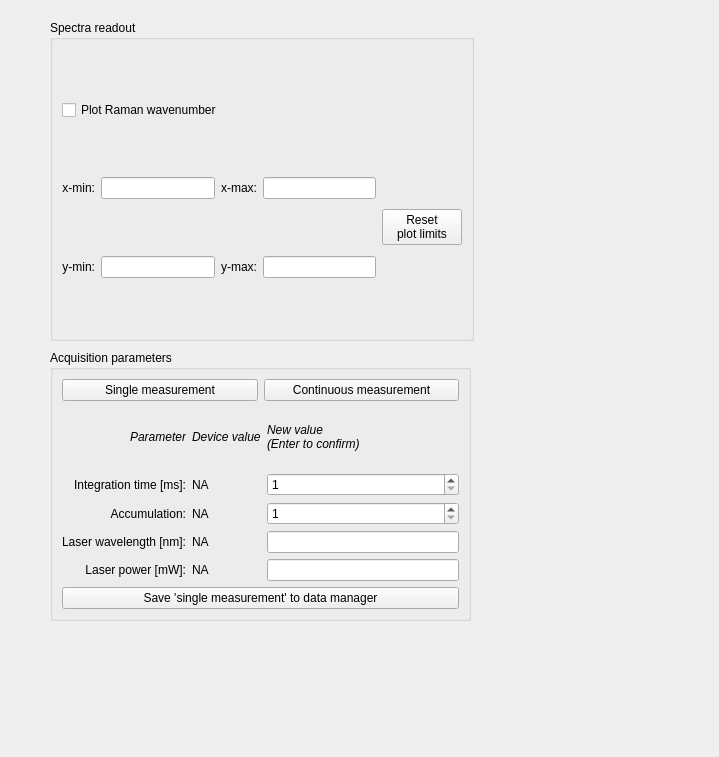
This is iris/resources/raman.ui in The-Thomas-Lab-UCL/orm-iris as Qt 5 draws it before an edit. The edited form follows.
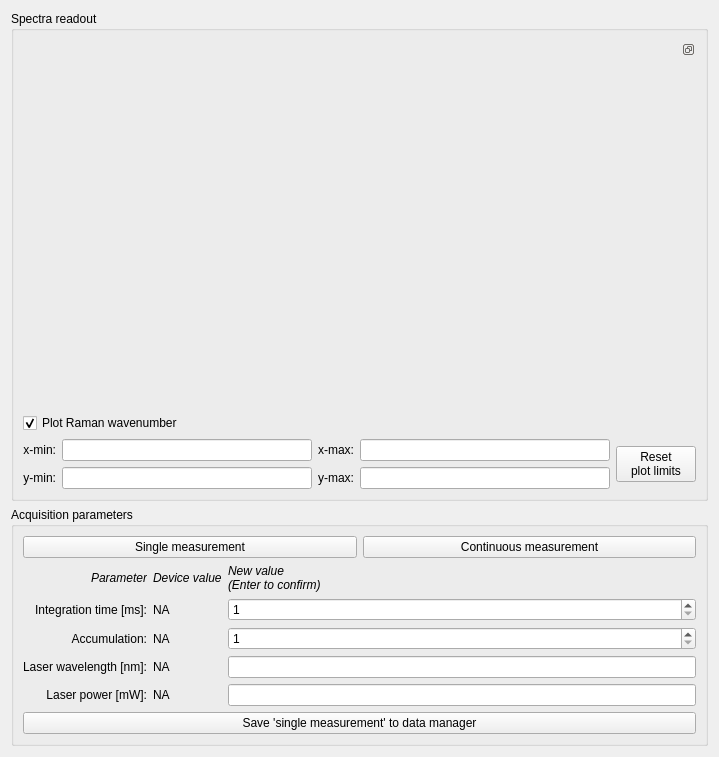
This is the edited form.

Commit message: Update: undockable Raman plotter

What changed in the file:
```diff
--- a/iris/resources/raman.ui
+++ b/iris/resources/raman.ui
@@ -13,31 +13,57 @@
   <property name="windowTitle">
    <string>Form</string>
   </property>
+  <layout class="QVBoxLayout" name="verticalLayout_2">
+   <item>
+    <layout class="QVBoxLayout" name="main_layout">
+     <item>
   <widget class="QGroupBox" name="groupBox_plt">
-   <property name="geometry">
-    <rect>
-     <x>50</x>
-     <y>20</y>
-     <width>424</width>
-     <height>321</height>
-    </rect>
-   </property>
    <property name="title">
     <string>Spectra readout</string>
    </property>
    <layout class="QGridLayout" name="gridLayout">
-    <item row="3" column="0">
-     <widget class="QLabel" name="label_3">
-      <property name="text">
-       <string>y-min:</string>
-      </property>
-      <property name="alignment">
-       <set>Qt::AlignmentFlag::AlignRight|Qt::AlignmentFlag::AlignTrailing|Qt::AlignmentFlag::AlignVCenter</set>
-      </property>
-     </widget>
-    </item>
     <item row="2" column="0">
+         <layout class="QVBoxLayout" name="verticalLayout">
+          <item>
+           <widget class="QDockWidget" name="dock_plot">
+            <property name="features">
+             <set>QDockWidget::DockWidgetFeature::DockWidgetFloatable|QDockWidget::DockWidgetFeature::DockWidgetMovable</set>
+            </property>
+            <property name="allowedAreas">
+             <set>Qt::DockWidgetArea::AllDockWidgetAreas</set>
+            </property>
+            <widget class="QWidget" name="dockWidgetContents_2">
+             <layout class="QVBoxLayout" name="verticalLayout_3">
+              <item>
+               <layout class="QVBoxLayout" name="lyt_plot"/>
+              </item>
+             </layout>
+            </widget>
+           </widget>
+          </item>
+          <item>
+           <widget class="QCheckBox" name="chk_ramanshift">
+            <property name="text">
+             <string>Plot Raman wavenumber</string>
+            </property>
+            <property name="checked">
+             <bool>true</bool>
+            </property>
+           </widget>
+          </item>
+          <item>
+           <layout class="QGridLayout" name="gridLayout_3">
+            <item row="1" column="3">
+             <widget class="QLineEdit" name="ent_plt_ymax"/>
+            </item>
+            <item row="0" column="0">
      <widget class="QLabel" name="label">
+              <property name="sizePolicy">
+               <sizepolicy hsizetype="Fixed" vsizetype="Fixed">
+                <horstretch>0</horstretch>
+                <verstretch>0</verstretch>
+               </sizepolicy>
+              </property>
       <property name="text">
        <string>x-min:</string>
       </property>
@@ -46,14 +72,46 @@
       </property>
      </widget>
     </item>
-    <item row="2" column="1">
-     <widget class="QLineEdit" name="ent_plt_xmin"/>
-    </item>
-    <item row="2" column="3">
+            <item row="1" column="1">
+             <widget class="QLineEdit" name="ent_plt_ymin"/>
+            </item>
+            <item row="0" column="3">
      <widget class="QLineEdit" name="ent_plt_xmax"/>
     </item>
-    <item row="2" column="2">
+            <item row="1" column="0">
+             <widget class="QLabel" name="label_3">
+              <property name="sizePolicy">
+               <sizepolicy hsizetype="Fixed" vsizetype="Fixed">
+                <horstretch>0</horstretch>
+                <verstretch>0</verstretch>
+               </sizepolicy>
+              </property>
+              <property name="text">
+               <string>y-min:</string>
+              </property>
+              <property name="alignment">
+               <set>Qt::AlignmentFlag::AlignRight|Qt::AlignmentFlag::AlignTrailing|Qt::AlignmentFlag::AlignVCenter</set>
+              </property>
+             </widget>
+            </item>
+            <item row="0" column="1">
+             <widget class="QLineEdit" name="ent_plt_xmin">
+              <property name="sizePolicy">
+               <sizepolicy hsizetype="Expanding" vsizetype="Fixed">
+                <horstretch>0</horstretch>
+                <verstretch>0</verstretch>
+               </sizepolicy>
+              </property>
+             </widget>
+            </item>
+            <item row="0" column="2">
      <widget class="QLabel" name="label_2">
+              <property name="sizePolicy">
+               <sizepolicy hsizetype="Fixed" vsizetype="Fixed">
+                <horstretch>0</horstretch>
+                <verstretch>0</verstretch>
+               </sizepolicy>
+              </property>
       <property name="text">
        <string>x-max:</string>
       </property>
@@ -62,11 +120,14 @@
       </property>
      </widget>
     </item>
-    <item row="3" column="1">
-     <widget class="QLineEdit" name="ent_plt_ymin"/>
-    </item>
-    <item row="3" column="2">
+            <item row="1" column="2">
      <widget class="QLabel" name="label_4">
+              <property name="sizePolicy">
+               <sizepolicy hsizetype="Fixed" vsizetype="Fixed">
+                <horstretch>0</horstretch>
+                <verstretch>0</verstretch>
+               </sizepolicy>
+              </property>
       <property name="text">
        <string>y-max:</string>
       </property>
@@ -75,10 +136,7 @@
       </property>
      </widget>
     </item>
-    <item row="3" column="3">
-     <widget class="QLineEdit" name="ent_plt_ymax"/>
-    </item>
-    <item row="2" column="4" rowspan="2">
+            <item row="0" column="4" rowspan="2">
      <widget class="QPushButton" name="btn_reset_plot_limits">
       <property name="text">
        <string>Reset
@@ -86,117 +144,42 @@
       </property>
      </widget>
     </item>
-    <item row="0" column="0" colspan="5">
-     <layout class="QVBoxLayout" name="lyt_plot"/>
-    </item>
-    <item row="1" column="0" colspan="5">
-     <widget class="QCheckBox" name="chk_ramanshift">
-      <property name="text">
-       <string>Plot Raman wavenumber</string>
-      </property>
-     </widget>
+           </layout>
+          </item>
+         </layout>
     </item>
    </layout>
   </widget>
+     </item>
+     <item>
   <widget class="QGroupBox" name="groupBox_params">
-   <property name="geometry">
-    <rect>
-     <x>50</x>
-     <y>350</y>
-     <width>421</width>
-     <height>271</height>
-    </rect>
-   </property>
    <property name="title">
     <string>Acquisition parameters</string>
    </property>
    <layout class="QGridLayout" name="gridLayout_2">
-    <item row="2" column="0">
-     <widget class="QLabel" name="label_9">
-      <property name="font">
-       <font>
-        <italic>true</italic>
-        <bold>false</bold>
-       </font>
-      </property>
+        <item row="1" column="0">
+         <layout class="QVBoxLayout" name="verticalLayout_4">
+          <item>
+           <layout class="QHBoxLayout" name="horizontalLayout">
+            <item>
+             <widget class="QPushButton" name="btn_snglmea">
       <property name="text">
-       <string>Parameter</string>
-      </property>
-      <property name="alignment">
-       <set>Qt::AlignmentFlag::AlignRight|Qt::AlignmentFlag::AlignTrailing|Qt::AlignmentFlag::AlignVCenter</set>
-      </property>
-     </widget>
-    </item>
-    <item row="6" column="1">
-     <widget class="QLabel" name="lbl_laserpower_mW">
+               <string>Single measurement</string>
+              </property>
+             </widget>
+            </item>
+            <item>
+             <widget class="QPushButton" name="btn_contmea">
       <property name="text">
-       <string>NA</string>
+               <string>Continuous measurement</string>
       </property>
      </widget>
     </item>
-    <item row="5" column="1">
-     <widget class="QLabel" name="lbl_laserwavelength_nm">
-      <property name="text">
-       <string>NA</string>
-      </property>
-     </widget>
-    </item>
-    <item row="4" column="1">
-     <widget class="QLabel" name="lbl_accum">
-      <property name="text">
-       <string>NA</string>
-      </property>
-     </widget>
-    </item>
-    <item row="5" column="0">
-     <widget class="QLabel" name="label_12">
-      <property name="text">
-       <string>Laser wavelength [nm]:</string>
-      </property>
-      <property name="alignment">
-       <set>Qt::AlignmentFlag::AlignRight|Qt::AlignmentFlag::AlignTrailing|Qt::AlignmentFlag::AlignVCenter</set>
-      </property>
-     </widget>
-    </item>
-    <item row="3" column="1">
-     <widget class="QLabel" name="lbl_inttime_ms">
-      <property name="text">
-       <string>NA</string>
-      </property>
-     </widget>
-    </item>
-    <item row="7" column="0" colspan="3">
-     <widget class="QPushButton" name="btn_savetomanager">
-      <property name="text">
-       <string>Save 'single measurement' to data manager</string>
-      </property>
-     </widget>
-    </item>
-    <item row="2" column="2">
-     <widget class="QLabel" name="label_15">
-      <property name="font">
-       <font>
-        <italic>true</italic>
-        <bold>false</bold>
-       </font>
-      </property>
-      <property name="text">
-       <string>New value
-(Enter to confirm)</string>
-      </property>
-     </widget>
-    </item>
-    <item row="6" column="0">
-     <widget class="QLabel" name="label_14">
-      <property name="text">
-       <string>Laser power [mW]:</string>
-      </property>
-      <property name="alignment">
-       <set>Qt::AlignmentFlag::AlignRight|Qt::AlignmentFlag::AlignTrailing|Qt::AlignmentFlag::AlignVCenter</set>
-      </property>
-     </widget>
-    </item>
-    <item row="2" column="1">
+           </layout>
+          </item>
+          <item>
+           <layout class="QGridLayout" name="gridLayout_4">
+            <item row="0" column="1">
      <widget class="QLabel" name="label_10">
       <property name="font">
        <font>
@@ -209,20 +192,7 @@
       </property>
      </widget>
     </item>
-    <item row="5" column="2">
-     <widget class="QLineEdit" name="ent_laserwavelength_nm"/>
-    </item>
-    <item row="4" column="0">
-     <widget class="QLabel" name="label_7">
-      <property name="text">
-       <string>Accumulation:</string>
-      </property>
-      <property name="alignment">
-       <set>Qt::AlignmentFlag::AlignRight|Qt::AlignmentFlag::AlignTrailing|Qt::AlignmentFlag::AlignVCenter</set>
-      </property>
-     </widget>
-    </item>
-    <item row="3" column="0">
+            <item row="1" column="0">
      <widget class="QLabel" name="label_5">
       <property name="layoutDirection">
        <enum>Qt::LayoutDirection::LeftToRight</enum>
@@ -235,28 +205,7 @@
       </property>
      </widget>
     </item>
-    <item row="6" column="2">
-     <widget class="QLineEdit" name="ent_laserpower_mW"/>
-    </item>
-    <item row="0" column="0" colspan="3">
-     <layout class="QHBoxLayout" name="horizontalLayout">
-      <item>
-       <widget class="QPushButton" name="btn_snglmea">
-        <property name="text">
-         <string>Single measurement</string>
-        </property>
-       </widget>
-      </item>
-      <item>
-       <widget class="QPushButton" name="btn_contmea">
-        <property name="text">
-         <string>Continuous measurement</string>
-        </property>
-       </widget>
-      </item>
-     </layout>
-    </item>
-    <item row="3" column="2">
+            <item row="1" column="2">
      <widget class="QSpinBox" name="spin_inttime_ms">
       <property name="minimum">
        <number>1</number>
@@ -266,7 +215,95 @@
       </property>
      </widget>
     </item>
-    <item row="4" column="2">
+            <item row="3" column="0">
+             <widget class="QLabel" name="label_12">
+              <property name="text">
+               <string>Laser wavelength [nm]:</string>
+              </property>
+              <property name="alignment">
+               <set>Qt::AlignmentFlag::AlignRight|Qt::AlignmentFlag::AlignTrailing|Qt::AlignmentFlag::AlignVCenter</set>
+              </property>
+             </widget>
+            </item>
+            <item row="0" column="0">
+             <widget class="QLabel" name="label_9">
+              <property name="font">
+               <font>
+                <italic>true</italic>
+                <bold>false</bold>
+               </font>
+              </property>
+              <property name="text">
+               <string>Parameter</string>
+              </property>
+              <property name="alignment">
+               <set>Qt::AlignmentFlag::AlignRight|Qt::AlignmentFlag::AlignTrailing|Qt::AlignmentFlag::AlignVCenter</set>
+              </property>
+             </widget>
+            </item>
+            <item row="2" column="0">
+             <widget class="QLabel" name="label_7">
+              <property name="text">
+               <string>Accumulation:</string>
+              </property>
+              <property name="alignment">
+               <set>Qt::AlignmentFlag::AlignRight|Qt::AlignmentFlag::AlignTrailing|Qt::AlignmentFlag::AlignVCenter</set>
+              </property>
+             </widget>
+            </item>
+            <item row="0" column="2">
+             <widget class="QLabel" name="label_15">
+              <property name="font">
+               <font>
+                <italic>true</italic>
+                <bold>false</bold>
+               </font>
+              </property>
+              <property name="text">
+               <string>New value
+(Enter to confirm)</string>
+              </property>
+             </widget>
+            </item>
+            <item row="1" column="1">
+             <widget class="QLabel" name="lbl_inttime_ms">
+              <property name="text">
+               <string>NA</string>
+              </property>
+             </widget>
+            </item>
+            <item row="4" column="0">
+             <widget class="QLabel" name="label_14">
+              <property name="text">
+               <string>Laser power [mW]:</string>
+              </property>
+              <property name="alignment">
+               <set>Qt::AlignmentFlag::AlignRight|Qt::AlignmentFlag::AlignTrailing|Qt::AlignmentFlag::AlignVCenter</set>
+              </property>
+             </widget>
+            </item>
+            <item row="2" column="1">
+             <widget class="QLabel" name="lbl_accum">
+              <property name="text">
+               <string>NA</string>
+              </property>
+             </widget>
+            </item>
+            <item row="3" column="1">
+             <widget class="QLabel" name="lbl_laserwavelength_nm">
+              <property name="text">
+               <string>NA</string>
+              </property>
+             </widget>
+            </item>
+            <item row="4" column="1">
+             <widget class="QLabel" name="lbl_laserpower_mW">
+              <property name="text">
+               <string>NA</string>
+              </property>
+             </widget>
+            </item>
+            <item row="2" column="2">
      <widget class="QSpinBox" name="spin_accum">
       <property name="minimum">
        <number>1</number>
@@ -276,8 +313,29 @@
       </property>
      </widget>
     </item>
-   </layout>
-  </widget>
+            <item row="3" column="2">
+             <widget class="QLineEdit" name="ent_laserwavelength_nm"/>
+            </item>
+            <item row="4" column="2">
+             <widget class="QLineEdit" name="ent_laserpower_mW"/>
+            </item>
+           </layout>
+          </item>
+          <item>
+           <widget class="QPushButton" name="btn_savetomanager">
+            <property name="text">
+             <string>Save 'single measurement' to data manager</string>
+            </property>
+           </widget>
+          </item>
+         </layout>
+        </item>
+       </layout>
+      </widget>
+     </item>
+    </layout>
+   </item>
+  </layout>
  </widget>
  <resources/>
  <connections/>
```
Lines whose indentation alone changed are shown as unchanged. The commit also changes 6 other files.
